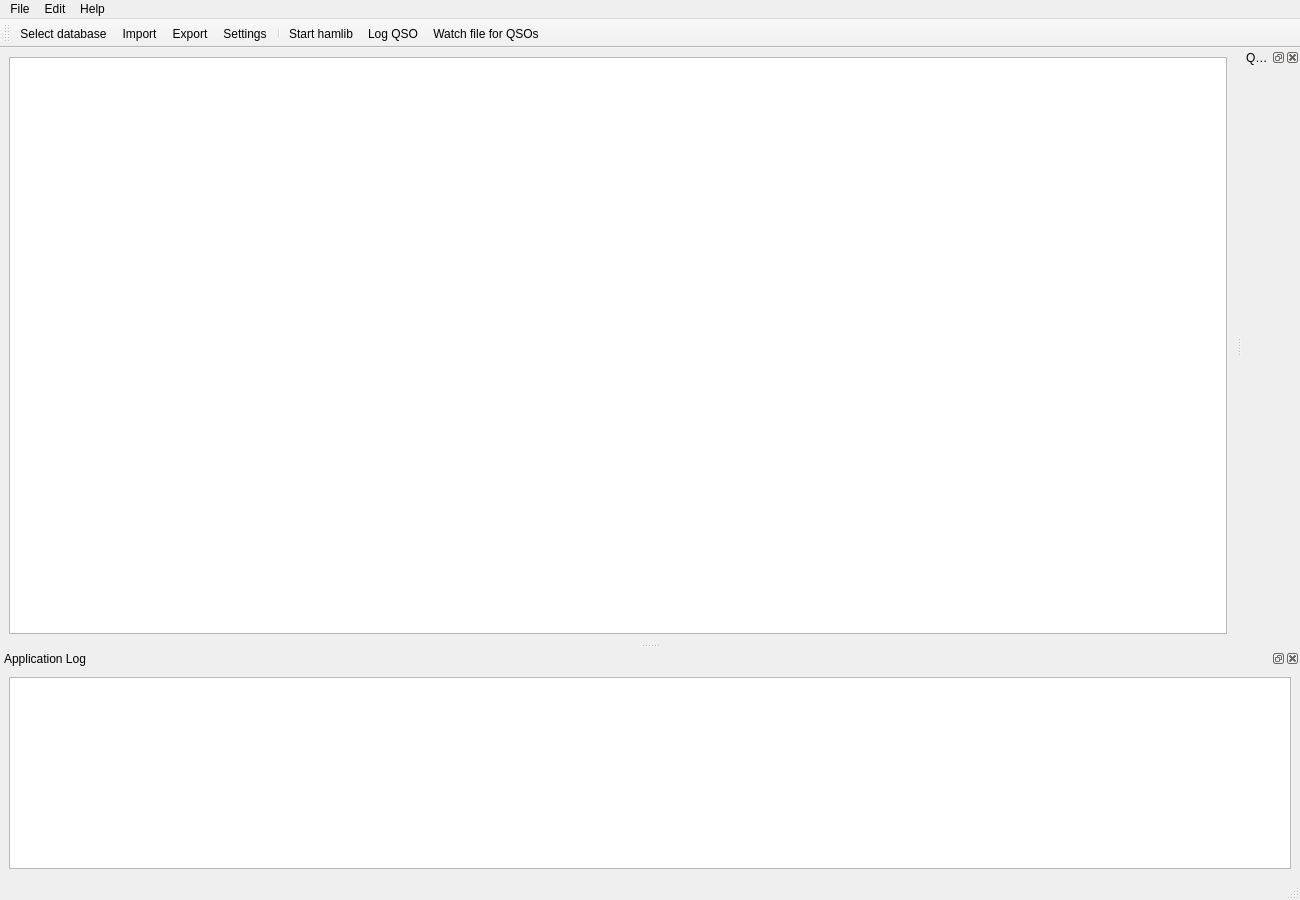
First picture: the form in ui_files/DragonLog_MainWindow.ui, repository gitandy/DragonLog, before the edit.
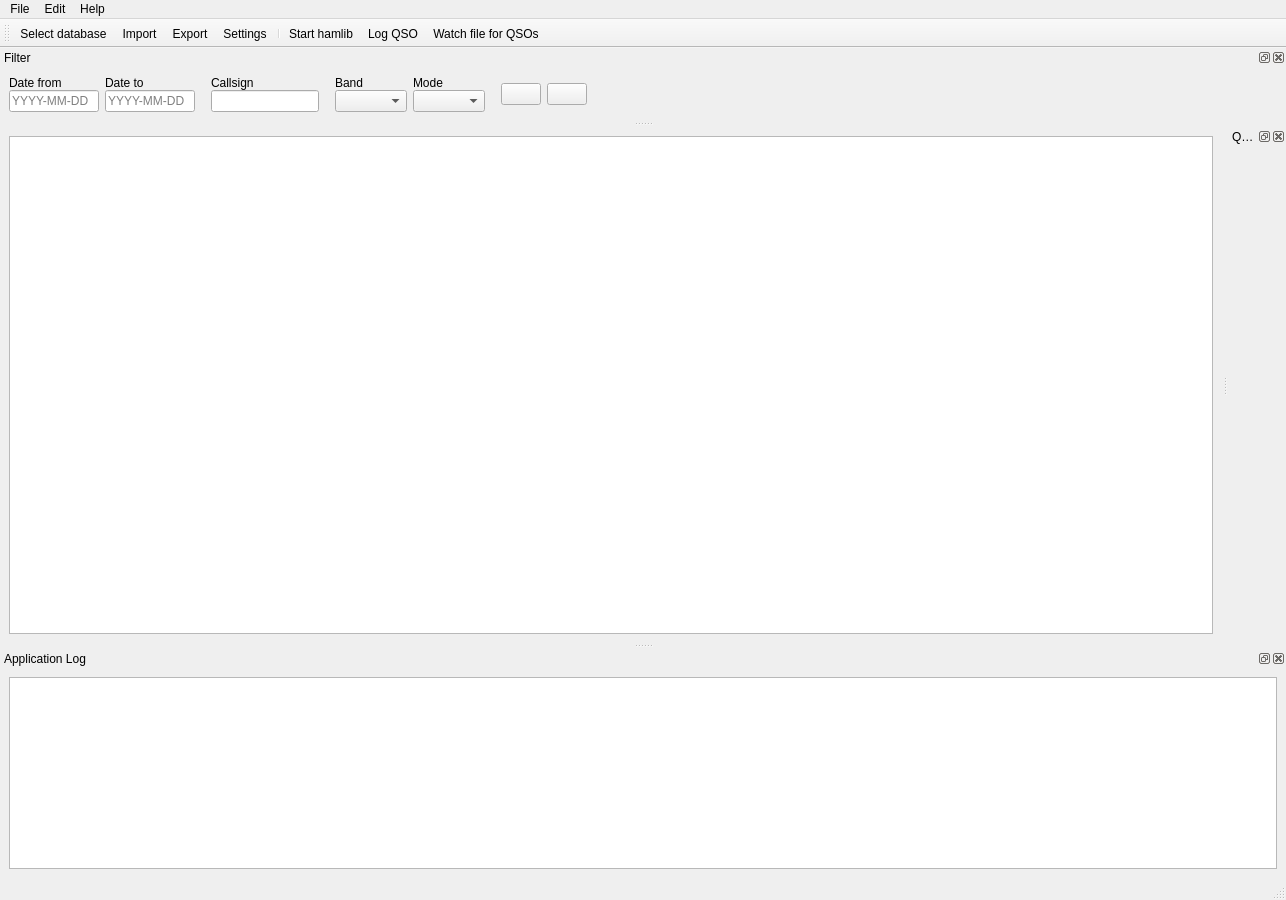
Second picture: the form after the edit. Icons and pictures are not drawn.

Commit message: Added filter for date, callsign, band, mode

The edit to the form file:
```diff
--- a/ui_files/DragonLog_MainWindow.ui
+++ b/ui_files/DragonLog_MainWindow.ui
@@ -6,7 +6,7 @@
    <rect>
     <x>0</x>
     <y>0</y>
-    <width>1300</width>
+    <width>1286</width>
     <height>900</height>
    </rect>
   </property>
@@ -45,7 +45,7 @@
     <rect>
      <x>0</x>
      <y>0</y>
-     <width>1300</width>
+     <width>1286</width>
      <height>22</height>
     </rect>
    </property>
@@ -158,6 +158,248 @@
    </attribute>
    <widget class="QWidget" name="qsoDockWidgetContents"/>
   </widget>
+  <widget class="QDockWidget" name="filterDockWidget">
+   <property name="sizePolicy">
+    <sizepolicy hsizetype="Minimum" vsizetype="Minimum">
+     <horstretch>0</horstretch>
+     <verstretch>0</verstretch>
+    </sizepolicy>
+   </property>
+   <property name="features">
+    <set>QDockWidget::DockWidgetClosable|QDockWidget::DockWidgetFloatable|QDockWidget::DockWidgetMovable</set>
+   </property>
+   <property name="allowedAreas">
+    <set>Qt::BottomDockWidgetArea|Qt::TopDockWidgetArea</set>
+   </property>
+   <property name="windowTitle">
+    <string>Filter</string>
+   </property>
+   <attribute name="dockWidgetArea">
+    <number>4</number>
+   </attribute>
+   <widget class="QWidget" name="dockWidgetContents_2">
+    <layout class="QVBoxLayout" name="verticalLayout_8">
+     <item>
+      <layout class="QHBoxLayout" name="horizontalLayout_2">
+       <item>
+        <layout class="QVBoxLayout" name="verticalLayout_6">
+         <property name="spacing">
+          <number>0</number>
+         </property>
+         <item>
+          <widget class="QLabel" name="label_4">
+           <property name="text">
+            <string>Date from</string>
+           </property>
+          </widget>
+         </item>
+         <item>
+          <widget class="QLineEdit" name="fDateFromLineEdit">
+           <property name="sizePolicy">
+            <sizepolicy hsizetype="Fixed" vsizetype="Fixed">
+             <horstretch>0</horstretch>
+             <verstretch>0</verstretch>
+            </sizepolicy>
+           </property>
+           <property name="maximumSize">
+            <size>
+             <width>90</width>
+             <height>16777215</height>
+            </size>
+           </property>
+           <property name="placeholderText">
+            <string>YYYY-MM-DD</string>
+           </property>
+          </widget>
+         </item>
+        </layout>
+       </item>
+       <item>
+        <layout class="QVBoxLayout" name="verticalLayout_9">
+         <property name="spacing">
+          <number>0</number>
+         </property>
+         <item>
+          <widget class="QLabel" name="label_5">
+           <property name="text">
+            <string>Date to</string>
+           </property>
+          </widget>
+         </item>
+         <item>
+          <widget class="QLineEdit" name="fDateToLineEdit">
+           <property name="sizePolicy">
+            <sizepolicy hsizetype="Fixed" vsizetype="Fixed">
+             <horstretch>0</horstretch>
+             <verstretch>0</verstretch>
+            </sizepolicy>
+           </property>
+           <property name="maximumSize">
+            <size>
+             <width>90</width>
+             <height>16777215</height>
+            </size>
+           </property>
+           <property name="placeholderText">
+            <string>YYYY-MM-DD</string>
+           </property>
+          </widget>
+         </item>
+        </layout>
+       </item>
+       <item>
+        <spacer name="horizontalSpacer_2">
+         <property name="orientation">
+          <enum>Qt::Horizontal</enum>
+         </property>
+         <property name="sizeType">
+          <enum>QSizePolicy::Minimum</enum>
+         </property>
+         <property name="sizeHint" stdset="0">
+          <size>
+           <width>10</width>
+           <height>20</height>
+          </size>
+         </property>
+        </spacer>
+       </item>
+       <item>
+        <layout class="QVBoxLayout" name="verticalLayout_3">
+         <property name="spacing">
+          <number>0</number>
+         </property>
+         <item>
+          <widget class="QLabel" name="label">
+           <property name="text">
+            <string>Callsign</string>
+           </property>
+          </widget>
+         </item>
+         <item>
+          <widget class="QLineEdit" name="fCallsignLineEdit">
+           <property name="sizePolicy">
+            <sizepolicy hsizetype="Fixed" vsizetype="Fixed">
+             <horstretch>0</horstretch>
+             <verstretch>0</verstretch>
+            </sizepolicy>
+           </property>
+          </widget>
+         </item>
+        </layout>
+       </item>
+       <item>
+        <spacer name="horizontalSpacer_3">
+         <property name="orientation">
+          <enum>Qt::Horizontal</enum>
+         </property>
+         <property name="sizeType">
+          <enum>QSizePolicy::Minimum</enum>
+         </property>
+         <property name="sizeHint" stdset="0">
+          <size>
+           <width>10</width>
+           <height>20</height>
+          </size>
+         </property>
+        </spacer>
+       </item>
+       <item>
+        <layout class="QVBoxLayout" name="verticalLayout_5">
+         <property name="spacing">
+          <number>0</number>
+         </property>
+         <item>
+          <widget class="QLabel" name="label_3">
+           <property name="text">
+            <string>Band</string>
+           </property>
+          </widget>
+         </item>
+         <item>
+          <widget class="QComboBox" name="fBandComboBox"/>
+         </item>
+        </layout>
+       </item>
+       <item>
+        <layout class="QVBoxLayout" name="verticalLayout_4">
+         <property name="spacing">
+          <number>0</number>
+         </property>
+         <item>
+          <widget class="QLabel" name="label_2">
+           <property name="text">
+            <string>Mode</string>
+           </property>
+          </widget>
+         </item>
+         <item>
+          <widget class="QComboBox" name="fModeComboBox"/>
+         </item>
+        </layout>
+       </item>
+       <item>
+        <spacer name="horizontalSpacer_4">
+         <property name="orientation">
+          <enum>Qt::Horizontal</enum>
+         </property>
+         <property name="sizeType">
+          <enum>QSizePolicy::Minimum</enum>
+         </property>
+         <property name="sizeHint" stdset="0">
+          <size>
+           <width>10</width>
+           <height>20</height>
+          </size>
+         </property>
+        </spacer>
+       </item>
+       <item>
+        <widget class="QPushButton" name="setFilterPushButton">
+         <property name="icon">
+          <iconset>
+           <normaloff>icons:filter.png</normaloff>icons:filter.png</iconset>
+         </property>
+        </widget>
+       </item>
+       <item>
+        <widget class="QPushButton" name="resetFilterPushButton">
+         <property name="icon">
+          <iconset>
+           <normaloff>icons:no.png</normaloff>icons:no.png</iconset>
+         </property>
+        </widget>
+       </item>
+       <item>
+        <spacer name="horizontalSpacer">
+         <property name="orientation">
+          <enum>Qt::Horizontal</enum>
+         </property>
+         <property name="sizeHint" stdset="0">
+          <size>
+           <width>40</width>
+           <height>20</height>
+          </size>
+         </property>
+        </spacer>
+       </item>
+      </layout>
+     </item>
+     <item>
+      <spacer name="verticalSpacer">
+       <property name="orientation">
+        <enum>Qt::Vertical</enum>
+       </property>
+       <property name="sizeHint" stdset="0">
+        <size>
+         <width>20</width>
+         <height>0</height>
+        </size>
+       </property>
+      </spacer>
+     </item>
+    </layout>
+   </widget>
+  </widget>
   <action name="actionLog_QSO">
    <property name="icon">
     <iconset>
```
Left out of the diff: 63 changed lines with no effect on the pictures. The commit also changes 5 other files.
